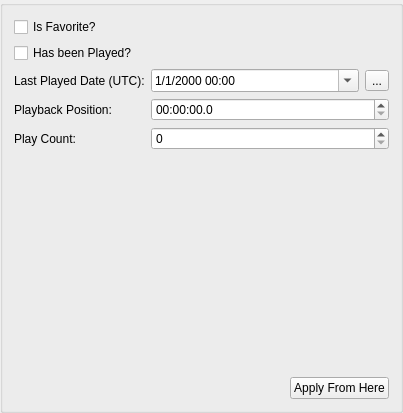
Old version of the form UI/MediaUserDataWidget.ui in the repository towel42-com/EmbySync.
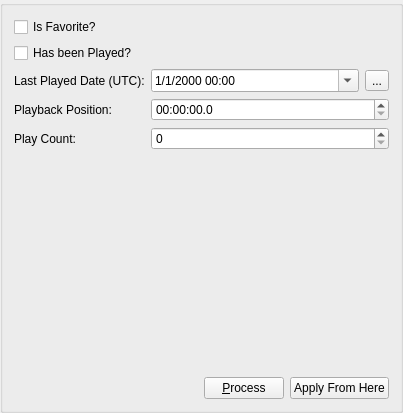
New version of the form. Icons and pictures are not drawn.

Commit message: Support for updating the user avatar

What changed in the file:
```diff
--- a/UI/MediaUserDataWidget.ui
+++ b/UI/MediaUserDataWidget.ui
@@ -109,6 +109,17 @@
        </property>
       </spacer>
      </item>
+     <item>
+      <widget class="QPushButton" name="process">
+       <property name="text">
+        <string>&amp;Process</string>
+       </property>
+       <property name="icon">
+        <iconset resource="EmbySync.qrc">
+         <normaloff>:/resources/upload.png</normaloff>:/resources/upload.png</iconset>
+       </property>
+      </widget>
+     </item>
      <item>
       <widget class="QPushButton" name="apply">
        <property name="text">
```
The commit also changes 17 other files.
